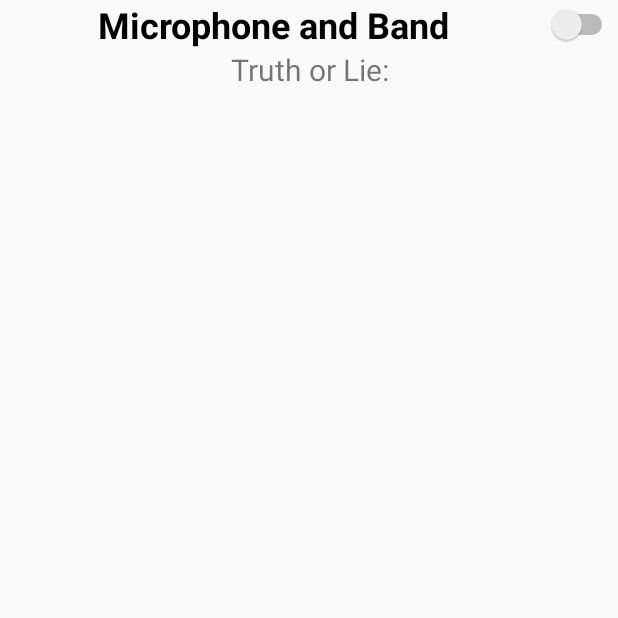
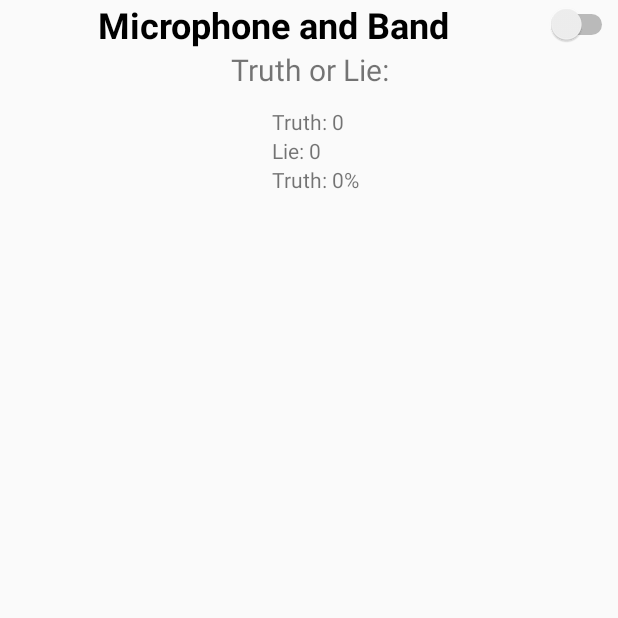
Before and after one commit to ypzheng/Lie_Detector, an Android app: the fragment AudioFragment shown on its own in the app's theme, on a phone screen of 412 x 824 dp, the top half of it. Run offline under Robolectric (Android 15) with nearby library versions, the phone set to English and light mode, and no system bars; 1 statement that could not run was skipped.

Commit message:
num truth and lies + percent truth all donezo

```diff
--- a/app/src/main/java/cs/umass/edu/myactivitiestoolkit/liedetector/view/fragments/AudioFragment.java
+++ b/app/src/main/java/cs/umass/edu/myactivitiestoolkit/liedetector/view/fragments/AudioFragment.java
@@ -43,7 +43,6 @@ public class AudioFragment extends Fragment {
     private static final int AUDIO_PERMISSION_REQUEST_CODE = 5;
 
     /** The image displaying the audio spectrogram. **/
-    private ImageView imgSpectrogram;
 
     /** The switch which toggles the {@link AudioService}. **/
     private Switch switchRecord;
@@ -52,6 +51,13 @@ public class AudioFragment extends Fragment {
     private ServiceManager serviceManager;
 
     private TextView txtSpeaker;
+    private TextView num_truth;
+    private TextView num_lie;
+    private TextView percent_truth;
+
+    private int value_truth;
+    private int value_lie;
+
 
     @Override
     public void onCreate(Bundle savedInstanceState) {
@@ -81,8 +87,12 @@ public class AudioFragment extends Fragment {
                 }
             }
         });
-        imgSpectrogram = (ImageView) rootView.findViewById(R.id.imgSpectrogram);
+        value_lie = 0;
+        value_truth = 0;
         txtSpeaker = (TextView) rootView.findViewById(R.id.txtSpeaker);
+        num_truth = (TextView) rootView.findViewById(R.id.num_truth);
+        num_lie = (TextView) rootView.findViewById(R.id.num_lie);
+        percent_truth = (TextView) rootView.findViewById(R.id.percent_truth);
         return rootView;
     }
 
@@ -138,6 +148,8 @@ public class AudioFragment extends Fragment {
     public void onPermissionGranted(){
         serviceManager.startSensorService(AudioService.class);
         serviceManager.startSensorService(BandService.class);
+        value_truth = 0;
+        value_lie = 0;
     }
 
     /**
@@ -213,15 +225,22 @@ public class AudioFragment extends Fragment {
                     if (message == Constants.MESSAGE.AUDIO_SERVICE_STOPPED) {
                         switchRecord.setChecked(false);
                     }
-                } else if (intent.getAction().equals(Constants.ACTION.BROADCAST_SPECTROGRAM)) {
-                    double[][] spectrogram = (double[][]) intent.getSerializableExtra(Constants.KEY.SPECTROGRAM);
-                    updateSpectrogram(spectrogram);
                 } else if (intent.getAction().equals(Constants.ACTION.BROADCAST_SPEAKER)) {
                     final String speaker = intent.getStringExtra(Constants.KEY.SPEAKER);
+                    if(speaker.equals("truth")){
+                        value_truth++;
+                    }
+                    else{
+                        value_lie++;
+                    }
                     getActivity().runOnUiThread(new Runnable() {
                         @Override
                         public void run() {
-                            txtSpeaker.setText(speaker);
+                            txtSpeaker.setText("Truth or Lie: " + speaker);
+                            num_truth.setText("Truth: " + value_truth);
+                            num_lie.setText("Lie: " + value_lie);
+                            float percent = ((float)value_truth/((float)value_truth+(float)value_lie))*100;
+                            percent_truth.setText("Truth: "+ percent+"%");
                         }
                     });
                 }
@@ -231,35 +250,4 @@ public class AudioFragment extends Fragment {
         }
     };
 
-    /**
-     * Converts the spectrogram values into a heat map and projects the pixels onto a bitmap.
-     * @param spectrogram the spectrogram values as a 2D array.
-     */
-    private void updateSpectrogram(double[][] spectrogram){
-        int width = spectrogram.length;
-        int height = spectrogram[0].length;
-
-        int[] rgbValues = new int[width * height];
-
-        double max = 0, min = 0;
-        for (int j = 0; j < height; j++) {
-            for (double[] row : spectrogram) {
-                if (row[j] > max) {
-                    max = row[j];
-                }
-                if (row[j] < min) {
-                    min = row[j];
-                }
-            }
-        }
-        int counter = 0;
-        for (int j = 0; j < height/2; j++) {
-            for (double[] row : spectrogram) {
-                rgbValues[counter++] = heatMap(min, max, row[j]);
-            }
-        }
-
-        Bitmap bitmap = Bitmap.createBitmap(rgbValues, width, height, Bitmap.Config.ARGB_8888);
-        imgSpectrogram.setImageBitmap(bitmap);
-    }
 }
--- a/app/src/main/res/layout/fragment_audio.xml
+++ b/app/src/main/res/layout/fragment_audio.xml
@@ -43,4 +43,31 @@
         android:layout_centerVertical="true"
         tools:ignore="ContentDescription" />
 
+    <TextView
+        android:id="@+id/num_truth"
+        android:layout_width="wrap_content"
+        android:layout_height="wrap_content"
+        android:layout_below="@+id/txtSpeaker"
+        android:layout_centerHorizontal="true"
+        android:layout_marginTop="11dp"
+        android:text="@string/num_truth" />
+
+    <TextView
+        android:id="@+id/percent_truth"
+        android:layout_width="wrap_content"
+        android:layout_height="wrap_content"
+        android:layout_alignLeft="@+id/num_lie"
+        android:layout_alignStart="@+id/num_lie"
+        android:layout_below="@+id/num_lie"
+        android:text="@string/percent_truth" />
+
+    <TextView
+        android:id="@+id/num_lie"
+        android:layout_width="wrap_content"
+        android:layout_height="wrap_content"
+        android:layout_alignLeft="@+id/num_truth"
+        android:layout_alignStart="@+id/num_truth"
+        android:layout_below="@+id/num_truth"
+        android:text="@string/num_lie" />
+
 </RelativeLayout>
--- a/app/src/main/res/values/strings.xml
+++ b/app/src/main/res/values/strings.xml
@@ -21,6 +21,10 @@
     <string name="lie_status" formatted="false">Truth or Lie: %s</string>
     <string name="lie_initial">Truth or Lie: </string>
 
+    <string name="num_truth">Truth: 0</string>
+    <string name="num_lie">Lie: 0</string>
+    <string name="percent_truth">Truth: 0%</string>
+
     <string name="consent_btn">Consent?</string>
 
     <string name="heart_rate_initial">0</string>
```
